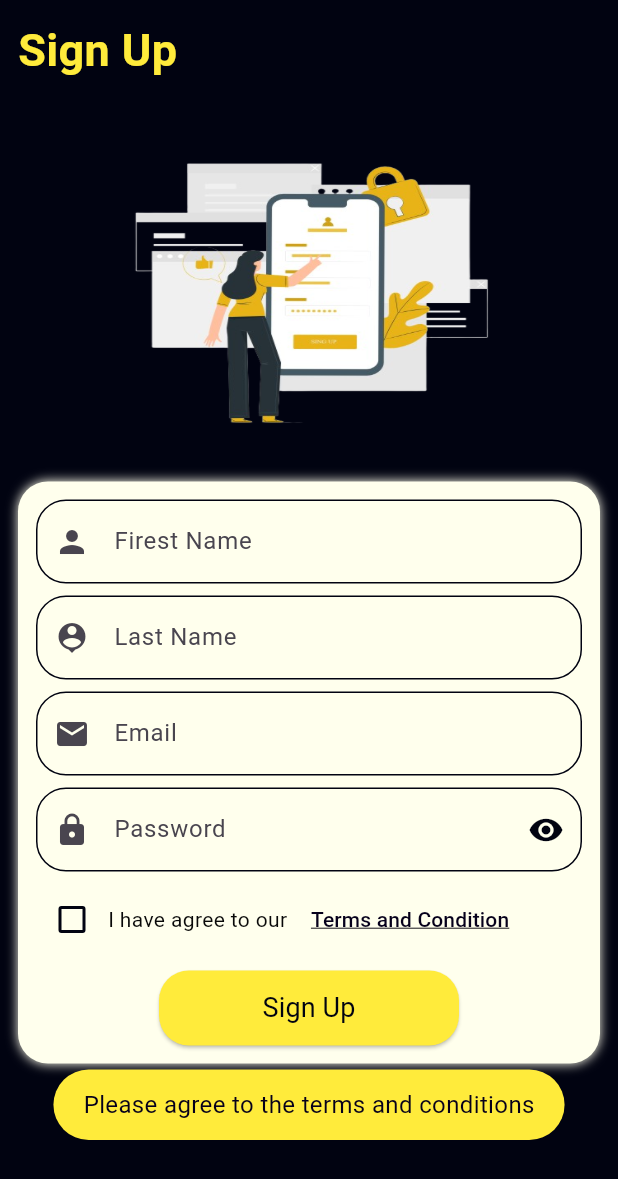
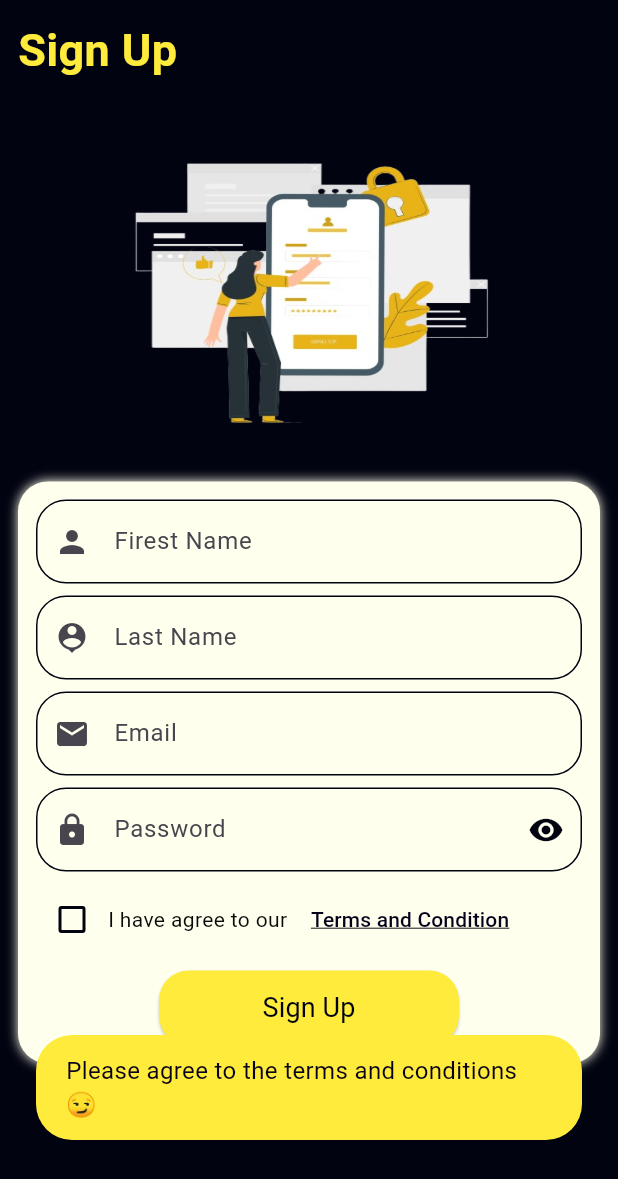
Before and after one commit to moustafaghonimi/EL_Rawee, a Flutter app: the screen it shows after launch, after a tap on "Skip", after a tap on "Sign Up", on a phone screen of 412 x 824 dp. Shown: the top 1179 px of the screen. Run offline on Flutter 3.47's test engine with Material 3 defaults, Android fonts, the light colour scheme and no system bars; our stand-ins replace bloc, firebase_auth, firebase_core, flutter_bloc, fluttertoast, get_it and 4 more; accounts and stored records are empty.

Commit message:
Add dynamic color support, implement forgot password feature, and enhance sign-in/sign-up flows - finish Sign In

```diff
--- a/lib/Core/routes/app_router.dart
+++ b/lib/Core/routes/app_router.dart
@@ -7,6 +7,7 @@
 import 'package:elrawee/Feathurs/splach/presention/view/splash_screen.dart';
 
 import '../../Feathurs/auth/presention/view/sign_in/sign_in_view.dart';
+import '../../Feathurs/auth/presention/widget/Sign_up_widget/termes_and_condition_screen.dart';
 
 final GoRouter router = GoRouter(routes: <RouteBase>[
   GoRoute(
@@ -35,4 +36,8 @@
     path: '/HomeView',
     builder: (context, state) => HomeView(),
   ),
+  GoRoute(
+    path: '/TermsScreen',
+    builder: (context, state) => TermsScreen(),
+  ),
 ]);
--- a/lib/Core/utils/app_strings.dart
+++ b/lib/Core/utils/app_strings.dart
@@ -1,7 +1,7 @@
 abstract class AppStrings {
   //ToDo:All Strings
 
-  static const String appName = "Dalel",
+  static const String appName = "RAWEE",
       //!On Boarding Strings
       skip = "Skip",
       next = "Next",
@@ -21,14 +21,14 @@
       alreadyHaveAnAccount = "Already have an account ? ",
       dontHaveAnAccount = "Don’t have an account ? ",
       forgotPassword = "Forgot Password ?",
-      validPasswordEmpty = 'Please enter Password',
+      validPasswordEmpty = 'Please enter Password 🙈',
       validPassword =
           'Password must be at least 8 characters long,\ninclude an uppercase letter, a number,\n and a special character.\nexample: Mostafa123@',
       validEmail =
           'Please enter valid Email address \nexample: mostafaGhonimi@gmail.com',
-      validEmailEmpty = 'Please enter Email',
-      validFirstName = 'Please enter First Name',
-      validLastName = 'Please enter Last Name',
+      validEmailEmpty = 'Please enter Email 💌',
+      validFirstName = 'Please enter First Name 1️⃣',
+      validLastName = 'Please enter Last Name ✌',
 
       //!RGEX Strings
       emailRegex =
@@ -38,8 +38,8 @@
 
       //!snack bar messages
       signUpSuccess =
-          'Sign Up Success\nPlease check your email to verify your account',
-      termsAndConditionMessage = 'Please agree to the terms and conditions',
+          'Sign Up Success✔\nPlease check your email to verify your account🤳',
+      termsAndConditionMessage = 'Please agree to the terms and conditions 😏',
 
       //!Home Strings
       recommendations = "Recommendations",
@@ -87,7 +87,34 @@
       resendCode = "Resend Code",
       verifyAccount = "Verify Account",
       enter4DigitCodeWeHaveSentTo = "Enter 4 digit code we have sent to ",
-      haventReceivedVerificationCode = "Haven’t received verification code?";
+      haventReceivedVerificationCode = "Haven’t received verification code?",
+
+      //!Terms And Condition
+      termsAddres = "Terms and Conditions 📜",
+      // termsAddres1 = "1.Introduction 📖",
+      // termsAddres1Body =
+      //     "Welcome to [App Name]! By using our app, you agree to these Terms and Conditions. Please read them carefully. Your access and use of the app are governed by this agreement. 🛡️",
+      // termsAddres2 = "2. User Responsibilities 👤",
+      // termsAddres2B =
+      //     "Provide Accurate Information: Ensure all personal and historical details shared are truthful and accurate. 🧐\nRespect Others: Do not upload or share any content that is offensive, defamatory, or violates someone else's rights. 🚫🙅‍♂️\nPersonal Use Only: Use the app for its intended purpose and avoid any misuse or illegal activities. ⚖️",
+      // termsAddres3 = "3. Privacy Policy 🔐",
+      // termsAddres3B =
+      //     "Your privacy is important to us. We collect, store, and process your personal and historical data as outlined in our Privacy Policy. 🛠️\n Data shared in the app will not be sold or shared with third parties without your consent. 🛡️✨ \n For detailed information, please review our Privacy Policy. 📜",
+      // termsAddres4 = "4. Intellectual Property Rights 🏛️",
+      // termsAddres4B =
+      //     "All app content, including designs, features, and code, are the property of +201027561924. 📱👑 \n Users retain ownership of their shared historical and personal details but grant the app a license to use them to provide services. 🔄",
+      // termsAddres5 = "5. Prohibited Activities 🚨",
+      // termsAddres5B =
+      //     "You agree not to: \n Share inaccurate or misleading information. ❌ \n Attempt to hack or reverse-engineer the app. 🛑💻 \n Use the app to harass or harm others. 🙅‍♀️",
+      // termsAddres6 = "6. Limitation of Liability ⚖️",
+      // termsAddres6B =
+      //     "We do our best to provide accurate and uninterrupted services. However, we are not liable for any data loss, app downtime, or user misuse. 😓  ",
+      // termsAddres7 = "7. Changes to Terms 🆕",
+      // termsAddres7B =
+      //     "We may update these terms periodically. Continued use of the app signifies your acceptance of any changes. 🔄📃",
+      // termsAddres8 = "8. Contact Us 📬",
+      termsAddres8B =
+          "If you have any questions or concerns about these Terms and Conditions, please contact us at:\nEmail: https://www.linkedin.com/in/mostafa-ghonimi/ \n phone Number: +201027561924 🔗";
 }
 
 abstract class FireBaseStrings {
--- a/lib/Feathurs/auth/data/auth_cubit/cubit/cubit/auth_state.dart
+++ b/lib/Feathurs/auth/data/auth_cubit/cubit/cubit/auth_state.dart
@@ -1,6 +1,8 @@
 sealed class AuthState {}
 
 final class AuthInitial extends AuthState {}
+
+// ====== sign up ===========
 
 final class SignUpLoadingState extends AuthState {}
 
@@ -12,3 +14,13 @@
 }
 
 final class CheckBoxTermsAndConditionsState extends AuthState {}
+
+// ====== sign in ===========
+final class SigninLoadingState extends AuthState {}
+
+final class SigninScuccessState extends AuthState {}
+
+final class SigninMessageState extends AuthState {
+  final String errorMessage;
+  SigninMessageState(this.errorMessage);
+}
--- a/lib/Feathurs/auth/presention/view/sign_in/sign_in_view.dart
+++ b/lib/Feathurs/auth/presention/view/sign_in/sign_in_view.dart
@@ -14,6 +14,10 @@
         slivers: [
           SliverToBoxAdapter(child: SignInTopBar()),
           SliverToBoxAdapter(child: SignInFormDesign()),
+          SliverToBoxAdapter(
+              child: SizedBox(
+            height: 15,
+          )),
           SliverToBoxAdapter(child: SignInBottomDesign()),
         ],
       ),
--- a/lib/Feathurs/auth/presention/view/sign_up/sign_up_view.dart
+++ b/lib/Feathurs/auth/presention/view/sign_up/sign_up_view.dart
@@ -32,7 +32,8 @@
                     text2: AppStrings.signIn,
                     color1: AppColor.formColor,
                     color2: AppColor.appBarTextColor,
-                    onPressed: () => custemNavigationRouter(context, 'SignIn')),
+                    onPressed: () =>
+                        custemNavigationRouterReplacement(context, 'SignIn')),
               ),
             ),
           ],
--- a/lib/Feathurs/auth/presention/widget/Sign_up_widget/sign_up_form_filed.dart
+++ b/lib/Feathurs/auth/presention/widget/Sign_up_widget/sign_up_form_filed.dart
@@ -90,11 +90,14 @@
               Row(
                 children: [
                   CustemCheckBox(),
-                  const TextAndButton(
+                  TextAndButton(
                     text1: AppStrings.iHaveAgreeToOur,
                     text2: AppStrings.termsAndCondition,
                     color1: AppColor.texetErrorColor,
                     color2: AppColor.appBarColor,
+                    onPressed: () {
+                      custemNavigationRouter(context, 'TermsScreen');
+                    },
                   ),
                 ],
               ),
--- a/lib/Feathurs/auth/presention/widget/sign_in_widget/sign_in_form_design.dart
+++ b/lib/Feathurs/auth/presention/widget/sign_in_widget/sign_in_form_design.dart
@@ -12,9 +12,9 @@
   Widget build(BuildContext context) {
     return Container(
         clipBehavior: Clip.antiAlias,
-        height: MediaQuery.of(context).size.height * 0.4,
         margin: const EdgeInsets.symmetric(horizontal: 10),
-        padding: const EdgeInsets.all(15),
+        padding:
+            const EdgeInsets.only(top: 25, bottom: 15, left: 10, right: 10),
         decoration: BoxDecoration(
           boxShadow: [
             BoxShadow(
--- a/pubspec.yaml
+++ b/pubspec.yaml
@@ -47,6 +47,7 @@
   fluttertoast: ^8.2.10
   typewritertext: ^3.0.9
   icons_launcher: ^3.0.0
+  adaptive_dialog: ^2.4.0
 
 dev_dependencies:
   flutter_test:
```
Also changed, not shown: lib/Feathurs/auth/data/auth_cubit/cubit/cubit/auth_cubit.dart (+27 -2 lines), lib/Feathurs/auth/presention/widget/Sign_up_widget/termes_and_condition_screen.dart (added, +134 -0 lines), lib/Feathurs/auth/presention/widget/sign_in_widget/forget_pass_txt.dart (added, +19 -0 lines), lib/Feathurs/auth/presention/widget/sign_in_widget/sign_in_form_filed .dart (+25 -20 lines), pubspec.lock, 5 other files.
